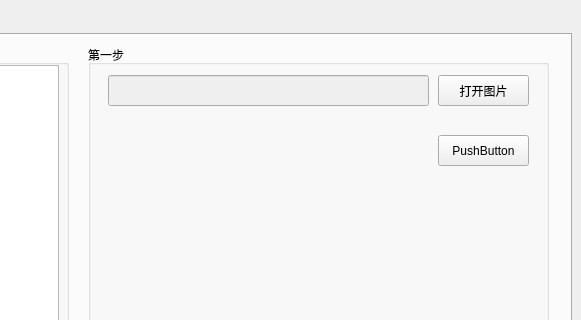
The window that mainwindow.ui (mulin-xml/WenwenyuAndHerFathers) describes before a commit, drawn with Qt 5; both pictures show x 473 to 1054 and y 0 to 320 of the 1054 by 625 pixel window.
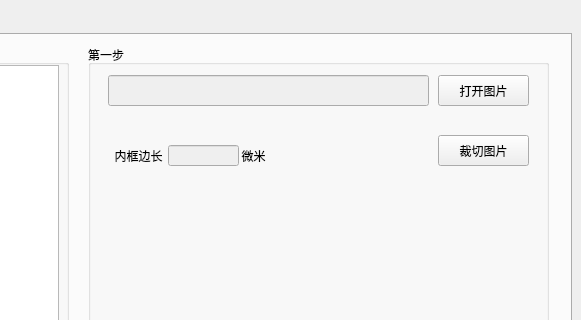
The same window after the commit. Custom widgets are drawn as their Qt base class.

```diff
--- a/mainwindow.ui
+++ b/mainwindow.ui
@@ -839,7 +839,65 @@
           </rect>
          </property>
          <property name="text">
-          <string>PushButton</string>
+          <string>裁切图片</string>
+         </property>
+        </widget>
+        <widget class="QLineEdit" name="lineEdit_14">
+         <property name="enabled">
+          <bool>false</bool>
+         </property>
+         <property name="geometry">
+          <rect>
+           <x>80</x>
+           <y>100</y>
+           <width>71</width>
+           <height>21</height>
+          </rect>
+         </property>
+         <property name="readOnly">
+          <bool>false</bool>
+         </property>
+        </widget>
+        <widget class="QLabel" name="label_14">
+         <property name="geometry">
+          <rect>
+           <x>20</x>
+           <y>100</y>
+           <width>61</width>
+           <height>21</height>
+          </rect>
+         </property>
+         <property name="font">
+          <font>
+           <pointsize>9</pointsize>
+          </font>
+         </property>
+         <property name="text">
+          <string>内框边长</string>
+         </property>
+         <property name="alignment">
+          <set>Qt::AlignCenter</set>
+         </property>
+        </widget>
+        <widget class="QLabel" name="label_15">
+         <property name="geometry">
+          <rect>
+           <x>150</x>
+           <y>100</y>
+           <width>31</width>
+           <height>21</height>
+          </rect>
+         </property>
+         <property name="font">
+          <font>
+           <pointsize>9</pointsize>
+          </font>
+         </property>
+         <property name="text">
+          <string>微米</string>
+         </property>
+         <property name="alignment">
+          <set>Qt::AlignCenter</set>
          </property>
         </widget>
        </widget>
```
Left out of the diff: 4 changed lines with no effect on the pictures.
